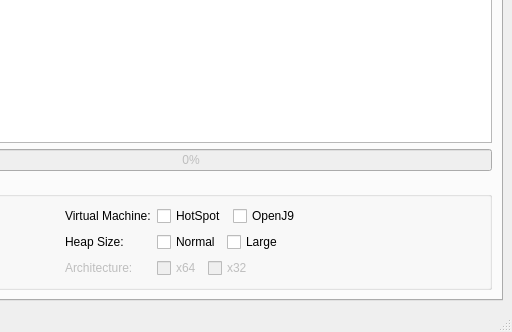
spikespaz-archives/archive-bundles, file interface.ui: the form before one commit; both pictures show x 388 to 900 and y 118 to 450 of the 900 by 450 pixel window.
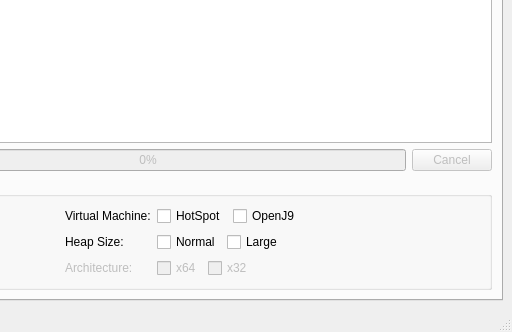
The form after the commit. The open tabs and pages were chosen to show the change.

Commit message: Add cancel button for download thread

What changed in the file:
```diff
--- a/interface.ui
+++ b/interface.ui
@@ -166,6 +166,16 @@
             </property>
            </widget>
           </item>
+          <item>
+           <widget class="QPushButton" name="availableBinariesCancelButton">
+            <property name="enabled">
+             <bool>false</bool>
+            </property>
+            <property name="text">
+             <string>Cancel</string>
+            </property>
+           </widget>
+          </item>
          </layout>
         </item>
         <item>
```
Left out of the diff: 2 changed lines with no effect on the pictures. The commit also changes 1 other file.
